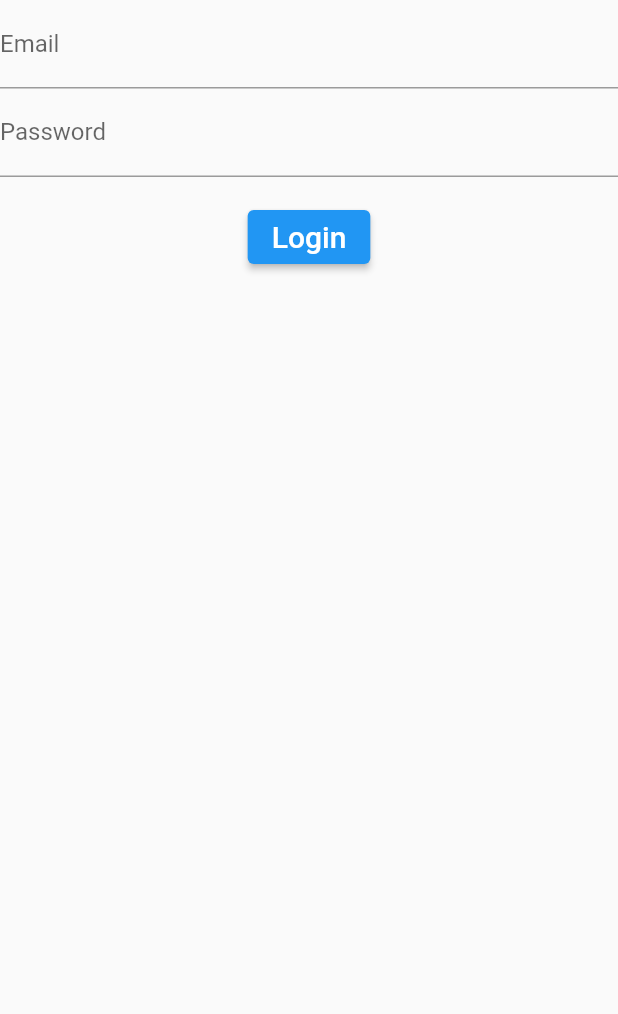
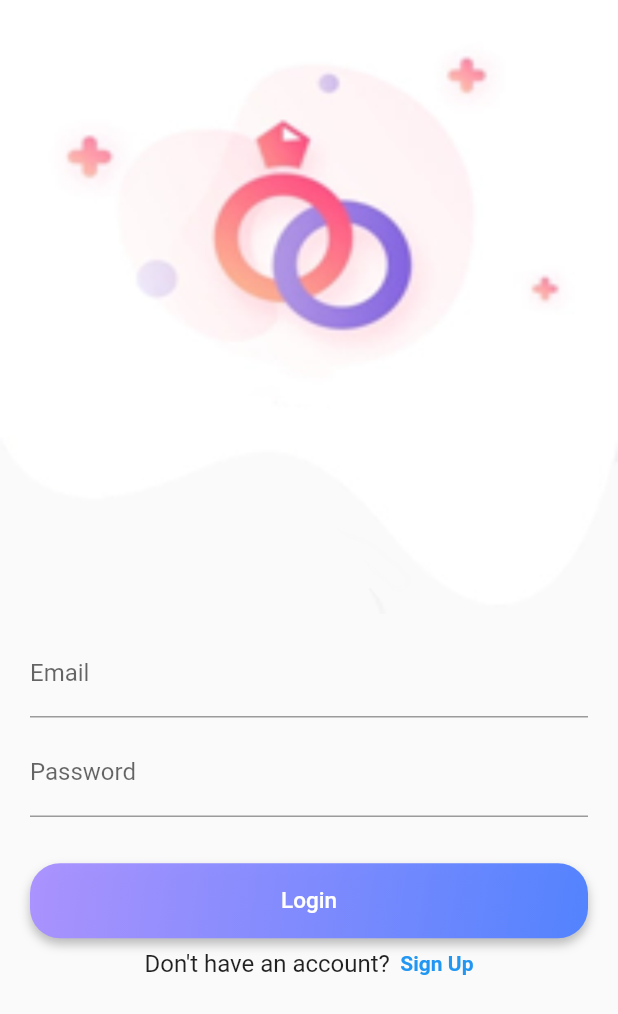
Before and after one commit to adiwirya/Wedding-Package-Recomendation-Admin, a Flutter app: the screen it shows after launch, on a phone screen of 412 x 824 dp. Shown: the top 1014 px of the screen. Run offline on Flutter 3.47's test engine with Material 2 defaults, Android fonts, the light colour scheme and no system bars; drawn by our look-alikes of overlay_support; our stand-ins replace dio, responsive_framework.

Commit message:
Login Screen

```diff
--- a/lib/main.dart
+++ b/lib/main.dart
@@ -1,6 +1,8 @@
 import 'package:flutter/material.dart';
 import 'package:overlay_support/overlay_support.dart';
 import 'package:provider/provider.dart';
+import 'package:responsive_framework/responsive_framework.dart';
+import 'package:responsive_framework/responsive_wrapper.dart';
 
 import 'screens/add_screen.dart';
 import 'screens/login_screen.dart';
@@ -21,8 +23,17 @@ class MyApp extends StatelessWidget {
       ],
       child: OverlaySupport.global(
         child: MaterialApp(
+          builder: (context, widget) => ResponsiveWrapper.builder(
+            ClampingScrollWrapper.builder(context, widget!),
+            breakpoints: [
+              ResponsiveBreakpoint.resize(480, name: MOBILE),
+              ResponsiveBreakpoint.autoScale(800, name: TABLET),
+              ResponsiveBreakpoint.autoScale(1000, name: DESKTOP),
+            ],
+          ),
           title: 'Admin App',
           home: LoginScreen(),
+          themeMode: ThemeMode.light,
           routes: {
             AddScreen.routeName: (ctx) => AddScreen(),
             PaketOverviewScreen.routeName: (ctx) => PaketOverviewScreen(),
--- a/lib/screens/login_screen.dart
+++ b/lib/screens/login_screen.dart
@@ -27,26 +27,82 @@ class _LoginScreenState extends State<LoginScreen> {
 
   @override
   Widget build(BuildContext context) {
+    var screenHeight = MediaQuery.of(context).size.height;
     return SafeArea(
       child: Scaffold(
-        body: Column(
+        body: SingleChildScrollView(
+          child: Column(
+            children: [
+              Container(
+                height: screenHeight < 600
+                    ? MediaQuery.of(context).size.height * 0.6
+                    : MediaQuery.of(context).size.height * 0.5,
+                decoration: const BoxDecoration(
+                  image: DecorationImage(
+                    image: AssetImage('assets/images/banner.png'),
+                    fit: BoxFit.fill,
+                  ),
+                ),
+              ),
+              Container(
+                height: MediaQuery.of(context).size.height * 0.3,
+                margin: const EdgeInsets.symmetric(horizontal: 20),
+                child: Column(
+                  mainAxisAlignment: MainAxisAlignment.spaceEvenly,
                   children: [
                     TextField(
                       controller: _emailController,
-              decoration: InputDecoration(
+                      decoration: const InputDecoration(
                         labelText: 'Email',
                       ),
                     ),
                     TextField(
                       controller: _passwordController,
-              decoration: InputDecoration(
+                      decoration: const InputDecoration(
                         labelText: 'Password',
                       ),
                     ),
-            SizedBox(height: 16),
+                    const SizedBox(height: 16),
                     isLoading
-                ? CircularProgressIndicator.adaptive()
-                : ElevatedButton(
+                        ? const CircularProgressIndicator.adaptive()
+                        : Container(
+                            width: double.infinity,
+
+                            decoration: BoxDecoration(
+                              boxShadow: [
+                                BoxShadow(
+                                    color: Colors.black26,
+                                    offset: Offset(0, 4),
+                                    blurRadius: 5.0)
+                              ],
+                              gradient: LinearGradient(
+                                begin: Alignment.topLeft,
+                                end: Alignment.bottomRight,
+                                stops: [0.0, 1.0],
+                                colors: [
+                                  Color.fromARGB(251, 170, 145, 255),
+                                  Color.fromARGB(255, 81, 130, 255)
+                                ],
+                              ),
+                              color: Color.fromARGB(251, 170, 145, 255),
+                              borderRadius: BorderRadius.circular(20),
+                            ),
+                            child: ElevatedButton(
+                              style: ButtonStyle(
+                                shape: MaterialStateProperty.all<
+                                    RoundedRectangleBorder>(
+                                  RoundedRectangleBorder(
+                                    borderRadius: BorderRadius.circular(20.0),
+                                  ),
+                                ),
+                                minimumSize:
+                                    MaterialStateProperty.all(Size(0, 50)),
+                                backgroundColor: MaterialStateProperty.all(
+                                    Colors.transparent),
+                                elevation: MaterialStateProperty.all(3),
+                                shadowColor: MaterialStateProperty.all(
+                                    Colors.transparent),
+                              ),
                               onPressed: () async {
                                 setState(() {
                                   isLoading = true;
@@ -70,14 +126,44 @@ class _LoginScreenState extends State<LoginScreen> {
                                   isLoading = false;
                                 });
                               },
-                    child: const Text(
+                              child: const Padding(
+                                padding: EdgeInsets.symmetric(vertical: 10),
+                                child: Text(
                                   'Login',
                                   style: TextStyle(
-                        fontSize: 20,
+                                    fontSize: 15,
+                                    color: Colors.white,
+                                  ),
+                                ),
+                              ),
+                            ),
+                          ),
+                    Row(
+                      mainAxisAlignment: MainAxisAlignment.center,
+                      children: [
+                        Text(
+                          'Don\'t have an account?',
+                          style: TextStyle(
+                            fontSize: 16,
+                          ),
+                        ),
+                        GestureDetector(
+                          onTap: () {},
+                          child: Text(
+                            "  Sign Up",
+                            style: TextStyle(
+                              color: Theme.of(context).primaryColor,
+                              fontWeight: FontWeight.bold,
                             ),
                           ),
                         ),
                       ],
+                    )
+                  ],
+                ),
+              )
+            ],
+          ),
         ),
       ),
     );
--- a/pubspec.yaml
+++ b/pubspec.yaml
@@ -59,9 +59,8 @@ flutter:
   # the material Icons class.
   uses-material-design: true
   # To add assets to your application, add an assets section, like this:
-  # assets:
-  #   - images/a_dot_burr.jpeg
-  #   - images/a_dot_ham.jpeg
+  assets:
+    - assets/images/banner.png
   # An image asset can refer to one or more resolution-specific "variants", see
   # https://flutter.dev/assets-and-images/#resolution-aware.
   # For details regarding adding assets from package dependencies, see
```
Also changed, not shown: assets/images/banner.png (added). Lines whose indentation alone changed are shown as unchanged.
